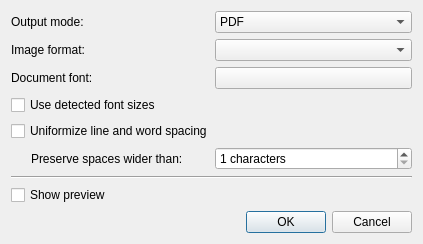
Qt form qt/data/PdfExportDialog.ui (manisandro/gImageReader) before a commit.
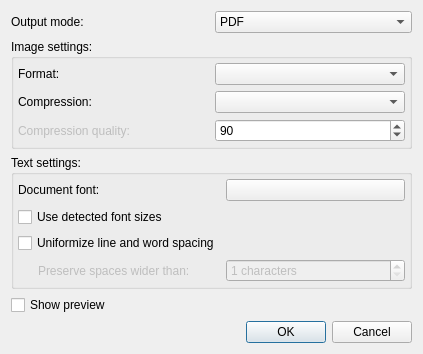
The same form after that commit.

Commit message: [Qt] Allow choosing between Zip and Jpeg compression for images when exporting to PDF

```diff
--- a/qt/data/PdfExportDialog.ui
+++ b/qt/data/PdfExportDialog.ui
@@ -7,23 +7,13 @@
     <x>0</x>
     <y>0</y>
     <width>423</width>
-    <height>240</height>
+    <height>339</height>
    </rect>
   </property>
   <property name="windowTitle">
    <string>PDF Export</string>
   </property>
   <layout class="QGridLayout" name="gridLayout">
-   <item row="1" column="1">
-    <widget class="QComboBox" name="comboBoxImageFormat"/>
-   </item>
-   <item row="1" column="0">
-    <widget class="QLabel" name="labelImageFormat">
-     <property name="text">
-      <string>Image format:</string>
-     </property>
-    </widget>
-   </item>
    <item row="0" column="0">
     <widget class="QLabel" name="labelOutputMode">
      <property name="text">
@@ -31,13 +21,6 @@
      </property>
     </widget>
    </item>
-   <item row="2" column="1">
-    <widget class="QPushButton" name="buttonFont">
-     <property name="text">
-      <string/>
-     </property>
-    </widget>
-   </item>
    <item row="0" column="1">
     <widget class="QComboBox" name="comboBoxOutputMode">
      <item>
@@ -52,7 +35,7 @@
      </item>
     </widget>
    </item>
-   <item row="10" column="0" colspan="2">
+   <item row="13" column="0" colspan="2">
     <widget class="QDialogButtonBox" name="buttonBox">
      <property name="orientation">
       <enum>Qt::Horizontal</enum>
@@ -62,43 +45,64 @@
      </property>
     </widget>
    </item>
-   <item row="5" column="0" colspan="2">
-    <widget class="QCheckBox" name="checkBoxFontSize">
-     <property name="text">
-      <string>Use detected font sizes</string>
-     </property>
-    </widget>
-   </item>
-   <item row="9" column="0" colspan="2">
+   <item row="12" column="0" colspan="2">
     <widget class="QCheckBox" name="checkBoxPreview">
      <property name="text">
       <string>Show preview</string>
      </property>
     </widget>
    </item>
+   <item row="3" column="0" colspan="2">
+    <widget class="QGroupBox" name="groupBoxText">
+     <property name="title">
+      <string>Text settings:</string>
+     </property>
+     <layout class="QGridLayout" name="gridLayout_3">
+      <property name="leftMargin">
+       <number>4</number>
+      </property>
+      <property name="topMargin">
+       <number>4</number>
+      </property>
+      <property name="rightMargin">
+       <number>4</number>
+      </property>
+      <property name="bottomMargin">
+       <number>4</number>
+      </property>
+      <item row="1" column="0">
+       <widget class="QCheckBox" name="checkBoxFontSize">
+        <property name="text">
+         <string>Use detected font sizes</string>
+        </property>
+       </widget>
+      </item>
+      <item row="0" column="1">
+       <widget class="QPushButton" name="buttonFont">
+        <property name="text">
+         <string/>
+        </property>
+       </widget>
+      </item>
    <item row="2" column="0">
-    <widget class="QLabel" name="labelFont">
-     <property name="text">
-      <string>Document font:</string>
-     </property>
-    </widget>
-   </item>
-   <item row="6" column="0" colspan="2">
     <widget class="QCheckBox" name="checkBoxUniformizeSpacing">
      <property name="text">
       <string>Uniformize line and word spacing</string>
      </property>
     </widget>
    </item>
-   <item row="8" column="0" colspan="2">
-    <widget class="Line" name="line">
-     <property name="orientation">
-      <enum>Qt::Horizontal</enum>
+      <item row="0" column="0">
+       <widget class="QLabel" name="labelFont">
+        <property name="text">
+         <string>Document font:</string>
      </property>
     </widget>
    </item>
-   <item row="7" column="0">
+      <item row="3" column="0">
     <widget class="QLabel" name="labelPreserve">
+        <property name="enabled">
+         <bool>false</bool>
+        </property>
      <property name="text">
       <string>Preserve spaces wider than:</string>
      </property>
@@ -110,14 +114,84 @@
      </property>
     </widget>
    </item>
-   <item row="7" column="1">
+      <item row="3" column="1">
     <widget class="QSpinBox" name="spinBoxPreserve">
+        <property name="enabled">
+         <bool>false</bool>
+        </property>
      <property name="suffix">
       <string> characters</string>
      </property>
      <property name="minimum">
       <number>1</number>
      </property>
+       </widget>
+      </item>
+     </layout>
+    </widget>
+   </item>
+   <item row="1" column="0" colspan="2">
+    <widget class="QGroupBox" name="groupBoxImage">
+     <property name="title">
+      <string>Image settings:</string>
+     </property>
+     <property name="flat">
+      <bool>false</bool>
+     </property>
+     <layout class="QGridLayout" name="gridLayout_2">
+      <property name="leftMargin">
+       <number>4</number>
+      </property>
+      <property name="topMargin">
+       <number>4</number>
+      </property>
+      <property name="rightMargin">
+       <number>4</number>
+      </property>
+      <property name="bottomMargin">
+       <number>4</number>
+      </property>
+      <item row="0" column="0">
+       <widget class="QLabel" name="labelImageFormat">
+        <property name="text">
+         <string>Format:</string>
+        </property>
+       </widget>
+      </item>
+      <item row="1" column="1">
+       <widget class="QComboBox" name="comboBoxImageCompression"/>
+      </item>
+      <item row="1" column="0">
+       <widget class="QLabel" name="labelImageCompression">
+        <property name="text">
+         <string>Compression:</string>
+        </property>
+       </widget>
+      </item>
+      <item row="0" column="1">
+       <widget class="QComboBox" name="comboBoxImageFormat"/>
+      </item>
+      <item row="2" column="0">
+       <widget class="QLabel" name="labelCompressionQuality">
+        <property name="enabled">
+         <bool>false</bool>
+        </property>
+        <property name="text">
+         <string>Compression quality:</string>
+        </property>
+       </widget>
+      </item>
+      <item row="2" column="1">
+       <widget class="QSpinBox" name="spinBoxCompressionQuality">
+        <property name="maximum">
+         <number>100</number>
+        </property>
+        <property name="value">
+         <number>90</number>
+        </property>
+       </widget>
+      </item>
+     </layout>
     </widget>
    </item>
   </layout>
```
Lines whose indentation alone changed are shown as unchanged. The commit also changes 2 other files.
